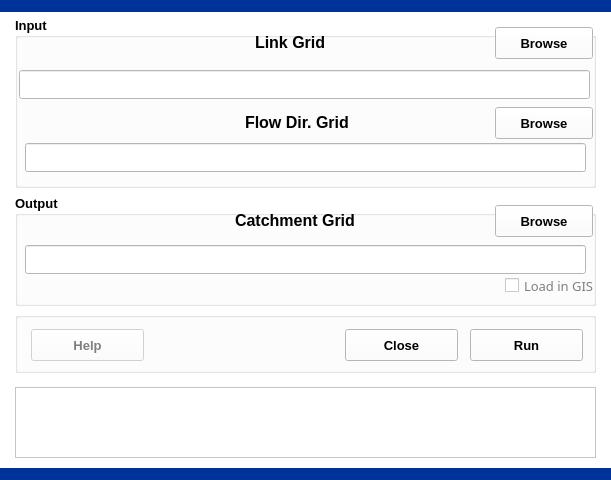
Before: the Qt Designer form 2RasterProcessing/5CatchmentGrids/catchmentgrids.ui in leonard-psu/PIHMgis, drawn with Qt 5.
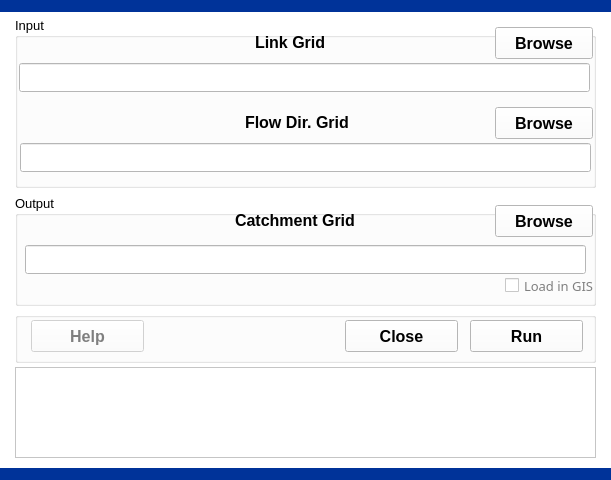
After: the same form once the commit is applied.

```diff
--- a/2RasterProcessing/5CatchmentGrids/catchmentgrids.ui
+++ b/2RasterProcessing/5CatchmentGrids/catchmentgrids.ui
@@ -445,6 +445,12 @@
      <height>111</height>
     </rect>
    </property>
+   <property name="font">
+    <font>
+     <weight>50</weight>
+     <bold>false</bold>
+    </font>
+   </property>
    <property name="title">
     <string>Output</string>
    </property>
@@ -460,6 +466,8 @@
     <property name="font">
      <font>
       <pointsize>12</pointsize>
+      <weight>75</weight>
+      <bold>true</bold>
      </font>
     </property>
     <property name="text">
@@ -475,6 +483,13 @@
       <height>32</height>
      </rect>
     </property>
+    <property name="font">
+     <font>
+      <pointsize>12</pointsize>
+      <weight>75</weight>
+      <bold>true</bold>
+     </font>
+    </property>
     <property name="text">
      <string>Browse</string>
     </property>
@@ -493,7 +508,7 @@
     </property>
     <property name="font">
      <font>
-      <pointsize>14</pointsize>
+      <pointsize>11</pointsize>
       <weight>75</weight>
       <bold>true</bold>
      </font>
@@ -542,6 +557,12 @@
      <height>171</height>
     </rect>
    </property>
+   <property name="font">
+    <font>
+     <weight>50</weight>
+     <bold>false</bold>
+    </font>
+   </property>
    <property name="title">
     <string>Input</string>
    </property>
@@ -554,6 +575,13 @@
       <height>32</height>
      </rect>
     </property>
+    <property name="font">
+     <font>
+      <pointsize>12</pointsize>
+      <weight>75</weight>
+      <bold>true</bold>
+     </font>
+    </property>
     <property name="text">
      <string>Browse</string>
     </property>
@@ -579,6 +607,8 @@
     <property name="font">
      <font>
       <pointsize>12</pointsize>
+      <weight>75</weight>
+      <bold>true</bold>
      </font>
     </property>
     <property name="text">
@@ -589,14 +619,14 @@
     <property name="geometry">
      <rect>
       <x>4</x>
-      <y>53</y>
+      <y>46</y>
       <width>571</width>
       <height>29</height>
      </rect>
     </property>
     <property name="font">
      <font>
-      <pointsize>14</pointsize>
+      <pointsize>11</pointsize>
       <weight>75</weight>
       <bold>true</bold>
      </font>
@@ -605,15 +635,15 @@
    <widget class="QLineEdit" name="lineEditFlowDirGrids">
     <property name="geometry">
      <rect>
-      <x>10</x>
+      <x>5</x>
       <y>126</y>
-      <width>561</width>
+      <width>571</width>
       <height>29</height>
      </rect>
     </property>
     <property name="font">
      <font>
-      <pointsize>14</pointsize>
+      <pointsize>11</pointsize>
       <weight>75</weight>
       <bold>true</bold>
      </font>
@@ -628,6 +658,13 @@
       <height>32</height>
      </rect>
     </property>
+    <property name="font">
+     <font>
+      <pointsize>12</pointsize>
+      <weight>75</weight>
+      <bold>true</bold>
+     </font>
+    </property>
     <property name="text">
      <string>Browse</string>
     </property>
@@ -653,6 +690,8 @@
     <property name="font">
      <font>
       <pointsize>12</pointsize>
+      <weight>75</weight>
+      <bold>true</bold>
      </font>
     </property>
     <property name="text">
@@ -1110,11 +1149,16 @@
    <property name="geometry">
     <rect>
      <x>15</x>
-     <y>387</y>
+     <y>367</y>
      <width>581</width>
-     <height>71</height>
+     <height>91</height>
     </rect>
    </property>
+   <property name="font">
+    <font>
+     <pointsize>11</pointsize>
+    </font>
+   </property>
    <property name="lineWrapMode">
     <enum>QTextEdit::NoWrap</enum>
    </property>
@@ -1125,7 +1169,7 @@
      <x>15</x>
      <y>312</y>
      <width>581</width>
-     <height>61</height>
+     <height>51</height>
     </rect>
    </property>
    <property name="title">
@@ -1138,11 +1182,16 @@
     <property name="geometry">
      <rect>
       <x>16</x>
-      <y>17</y>
+      <y>8</y>
       <width>113</width>
       <height>32</height>
      </rect>
     </property>
+    <property name="font">
+     <font>
+      <pointsize>12</pointsize>
+     </font>
+    </property>
     <property name="text">
      <string>Help</string>
     </property>
@@ -1154,11 +1203,16 @@
     <property name="geometry">
      <rect>
       <x>330</x>
-      <y>17</y>
+      <y>8</y>
       <width>113</width>
       <height>32</height>
      </rect>
     </property>
+    <property name="font">
+     <font>
+      <pointsize>12</pointsize>
+     </font>
+    </property>
     <property name="text">
      <string>Close</string>
     </property>
@@ -1170,11 +1224,16 @@
     <property name="geometry">
      <rect>
       <x>455</x>
-      <y>17</y>
+      <y>8</y>
       <width>113</width>
       <height>32</height>
      </rect>
     </property>
+    <property name="font">
+     <font>
+      <pointsize>12</pointsize>
+     </font>
+    </property>
     <property name="toolTip">
      <string/>
     </property>
```
